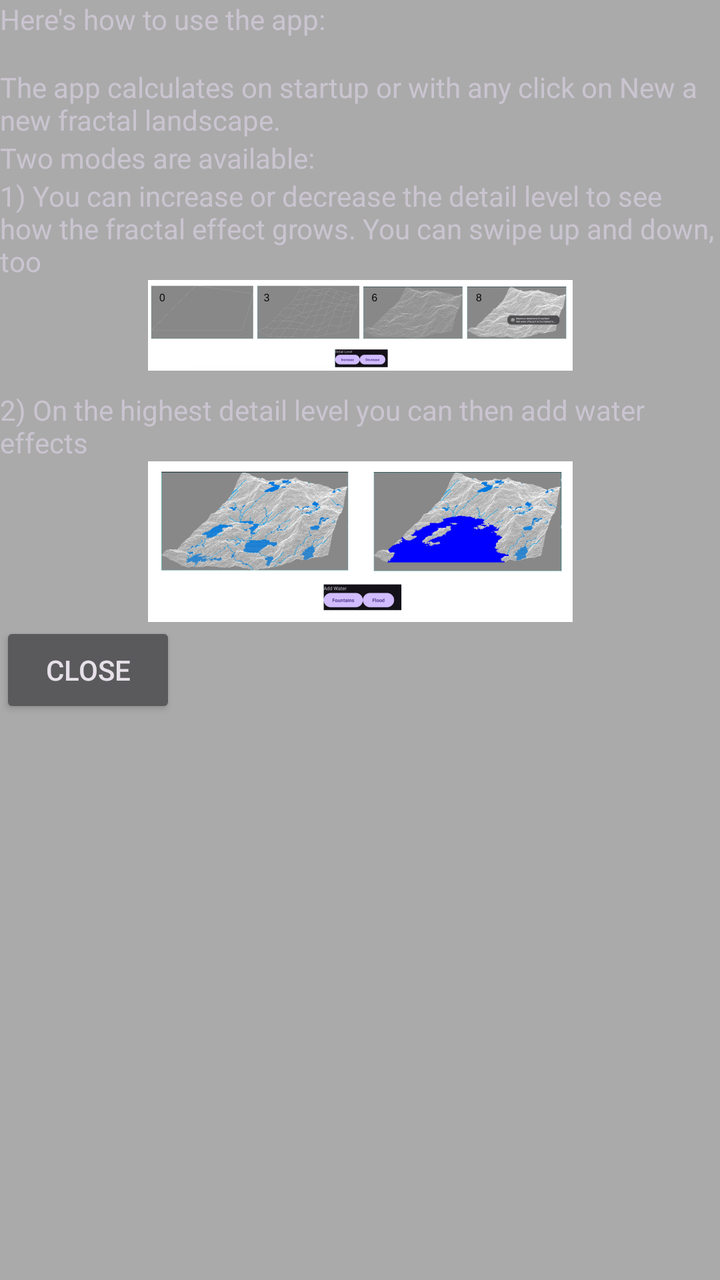
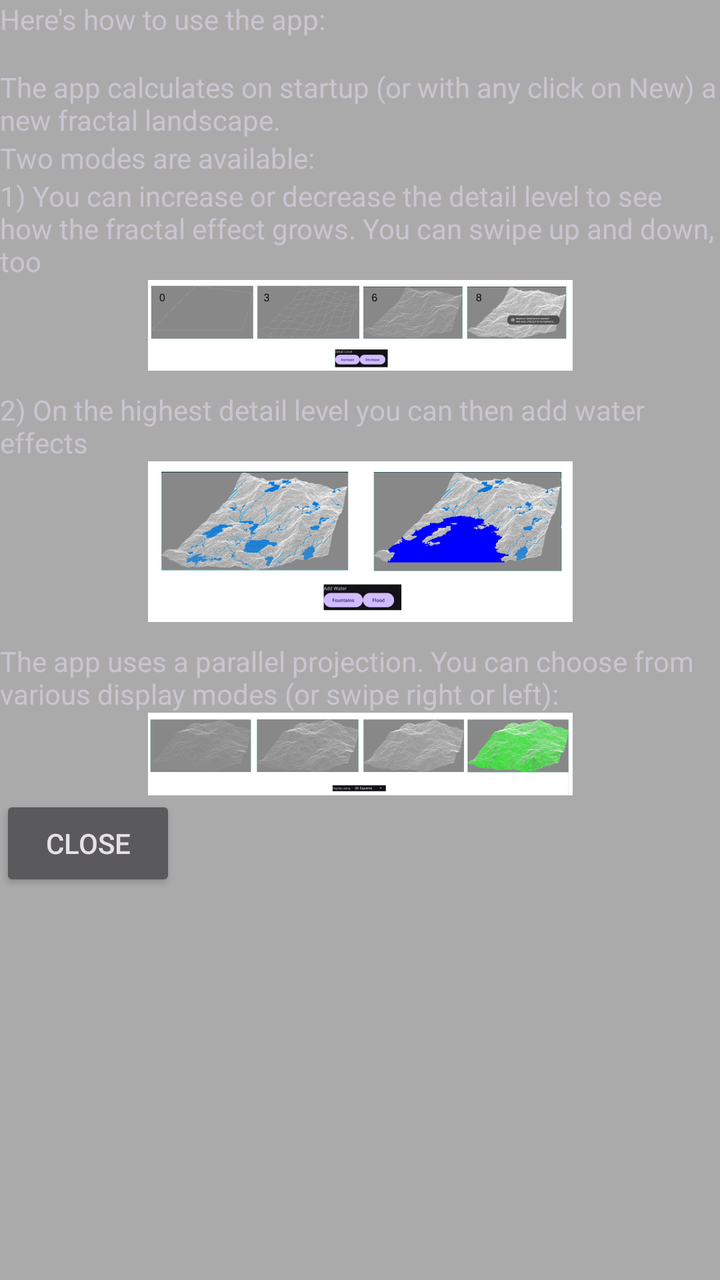

Compare the two renders of this Android layout. The source of the first and the diff that turns it into the second are given below.
<!-- AndroidManifest.xml: application theme Theme.Landscape3D -->
<!-- res/layout/howtopopup.xml -->
<?xml version="1.0" encoding="utf-8"?>
<RelativeLayout xmlns:android="http://schemas.android.com/apk/res/android"
    xmlns:app="http://schemas.android.com/apk/res-auto"
    android:id="@+id/howto_popup_layout"
    android:layout_width="wrap_content"
    android:layout_height="wrap_content"
    android:layout_alignParentStart="true"
    android:layout_alignParentTop="true"
    android:background="@android:color/darker_gray">

    <LinearLayout
        android:layout_width="wrap_content"
        android:layout_height="wrap_content"
        android:orientation="vertical">

        <TextView
            android:id="@+id/howto_popup_txt1"
            android:layout_width="wrap_content"
            android:layout_height="wrap_content"
            android:text="@string/howto_popup_txt1" />

        <Space
            android:id="@+id/howto_popup_space1"
            android:layout_width="wrap_content"
            android:layout_height="15dp" />

        <TextView
            android:id="@+id/howto_popup_intro_txt1"
            android:layout_width="wrap_content"
            android:layout_height="wrap_content"
            android:text="@string/howto_popup_intro1" />

        <TextView
            android:id="@+id/howto_popup_intro_txt2"
            android:layout_width="wrap_content"
            android:layout_height="wrap_content"
            android:text="@string/howto_popup_intro2" />

        <TextView
            android:id="@+id/howto_popup_intro_txt3"
            android:layout_width="wrap_content"
            android:layout_height="wrap_content"
            android:text="@string/howto_popup_intro3" />

        <androidx.appcompat.widget.AppCompatImageView
            android:id="@+id/img_detaillevel"
            android:layout_width="match_parent"
            android:layout_height="wrap_content"
            app:srcCompat="@drawable/img_details_s" />

        <Space
            android:id="@+id/howto_popup_space2"
            android:layout_width="wrap_content"
            android:layout_height="10dp" />

        <TextView
            android:id="@+id/howto_popup_intro_txt4"
            android:layout_width="wrap_content"
            android:layout_height="wrap_content"
            android:text="@string/howto_popup_intro4" />

        <androidx.appcompat.widget.AppCompatImageView
            android:id="@+id/img_watereffects"
            android:layout_width="match_parent"
            android:layout_height="wrap_content"
            app:srcCompat="@drawable/img_waters_s" />

        <Button
            android:id="@+id/howto_popup_close_btn1"
            android:layout_width="wrap_content"
            android:layout_height="wrap_content"
            android:text="@string/about_popup_close_btn" />
    </LinearLayout>
</RelativeLayout>
<!-- resources referenced by this layout -->
<resources>
  <!-- drawable img_details_s: png bitmap (drawable-nodpi, 39144 bytes) -->
  <!-- drawable img_waters_s: png bitmap (drawable-nodpi, 103140 bytes) -->
  <string name="about_popup_close_btn">Close</string>
  <string name="howto_popup_intro1">The app calculates on startup or with any click on New a new fractal landscape.</string>
  <string name="howto_popup_intro2">Two modes are available:</string>
  <string name="howto_popup_intro3">1) You can increase or decrease the detail level to see how the fractal effect grows. You can swipe up and down, too</string>
  <string name="howto_popup_intro4">2) On the highest detail level you can then add water effects</string>
  <string name="howto_popup_txt1">Here\'s how to use the app:</string>
  <style name="Theme.Landscape3D" parent="Base.Theme.Landscape3D" />
  <style name="Base.Theme.Landscape3D" parent="Theme.Material3.Dark.NoActionBar">
          
          
          
          
          
          
      </style>
</resources>

<!-- the commit's change to res/layout/howtopopup.xml (unified diff, before → after) -->
@@ -65,6 +65,23 @@
             android:layout_height="wrap_content"
             app:srcCompat="@drawable/img_waters_s" />
 
+        <Space
+            android:id="@+id/howto_popup_space3"
+            android:layout_width="wrap_content"
+            android:layout_height="10dp" />
+
+        <TextView
+            android:id="@+id/howto_popup_intro_disp1"
+            android:layout_width="wrap_content"
+            android:layout_height="wrap_content"
+            android:text="@string/howto_popup_draw_meth1" />
+
+        <ImageView
+            android:id="@+id/img_displaymodes"
+            android:layout_width="match_parent"
+            android:layout_height="wrap_content"
+            app:srcCompat="@drawable/img_dispmodes_s" />
+
         <Button
             android:id="@+id/howto_popup_close_btn1"
             android:layout_width="wrap_content"
<!-- resource entries referenced after the edit -->
@@ -1,9 +1,11 @@
 <!-- resources referenced by this layout -->
 <resources>
   <!-- drawable img_details_s: png bitmap (drawable-nodpi, 39144 bytes) -->
+  <!-- drawable img_dispmodes_s: png bitmap (drawable-nodpi, 61327 bytes) -->
   <!-- drawable img_waters_s: png bitmap (drawable-nodpi, 103140 bytes) -->
   <string name="about_popup_close_btn">Close</string>
-  <string name="howto_popup_intro1">The app calculates on startup or with any click on New a new fractal landscape.</string>
+  <string name="howto_popup_draw_meth1">The app uses a parallel projection. You can choose from various display modes (or swipe right or left):</string>
+  <string name="howto_popup_intro1">The app calculates on startup (or with any click on New) a new fractal landscape.</string>
   <string name="howto_popup_intro2">Two modes are available:</string>
   <string name="howto_popup_intro3">1) You can increase or decrease the detail level to see how the fractal effect grows. You can swipe up and down, too</string>
   <string name="howto_popup_intro4">2) On the highest detail level you can then add water effects</string>
